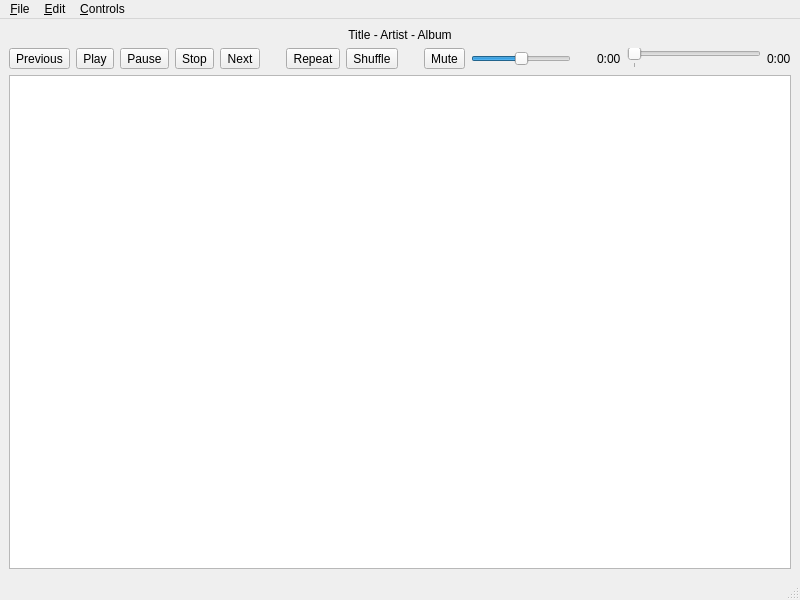
First picture: the form in Form/TMediaPlayer.ui, repository isuhao/TMediaPlayer, before the edit.
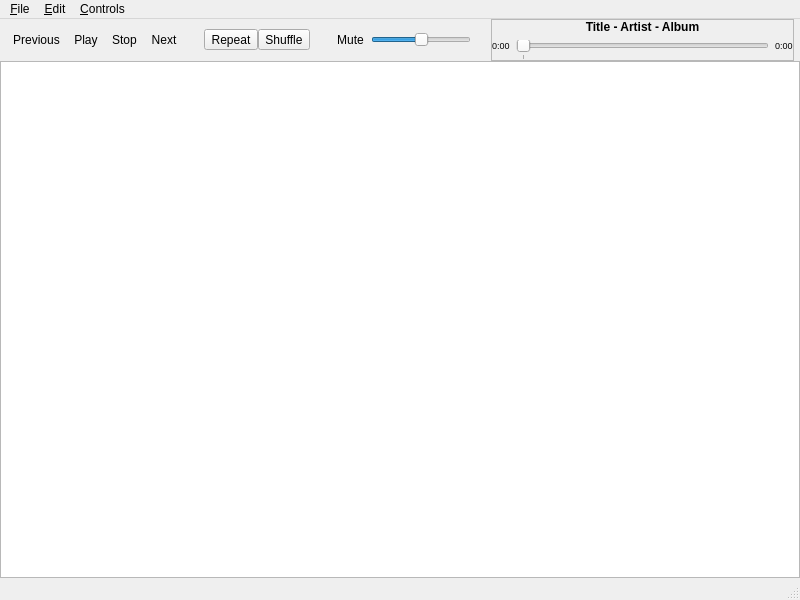
Second picture: the form after the edit. Icons and pictures are not drawn.

Diff of the .ui file:
```diff
--- a/Form/TMediaPlayer.ui
+++ b/Form/TMediaPlayer.ui
@@ -20,40 +20,41 @@
    <string>TMediaPlayer</string>
   </property>
   <widget class="QWidget" name="centralwidget">
-   <layout class="QGridLayout" name="gridLayout" rowstretch="0,0,1">
-    <item row="2" column="0">
-     <widget class="QSplitter" name="splitter">
-      <property name="orientation">
-       <enum>Qt::Horizontal</enum>
-      </property>
-      <property name="opaqueResize">
-       <bool>false</bool>
-      </property>
-      <property name="childrenCollapsible">
-       <bool>false</bool>
-      </property>
-      <widget class="QTreeView" name="treeView">
-       <property name="editTriggers">
-        <set>QAbstractItemView::NoEditTriggers</set>
-       </property>
-       <property name="uniformRowHeights">
-        <bool>true</bool>
-       </property>
-       <attribute name="headerVisible">
-        <bool>false</bool>
-       </attribute>
-      </widget>
-     </widget>
-    </item>
+   <layout class="QGridLayout" name="gridLayout" rowstretch="0,0,1,0">
+    <property name="margin">
+     <number>0</number>
+    </property>
+    <property name="spacing">
+     <number>0</number>
+    </property>
     <item row="1" column="0">
      <layout class="QHBoxLayout" name="horizontalLayout">
+      <property name="leftMargin">
+       <number>6</number>
+      </property>
+      <property name="rightMargin">
+       <number>6</number>
+      </property>
       <item>
        <widget class="QToolButton" name="btnPrevious">
         <property name="statusTip">
          <string>Lit le morceau précédent</string>
         </property>
         <property name="text">
-         <string>Previous</string>
+         <string notr="true">Previous</string>
+        </property>
+        <property name="icon">
+         <iconset resource="../TMediaPlayer.qrc">
+          <normaloff>:/icons/previous</normaloff>:/icons/previous</iconset>
+        </property>
+        <property name="iconSize">
+         <size>
+          <width>32</width>
+          <height>32</height>
+         </size>
+        </property>
+        <property name="autoRaise">
+         <bool>true</bool>
         </property>
        </widget>
       </item>
@@ -65,15 +66,18 @@
         <property name="text">
          <string>Play</string>
         </property>
-       </widget>
-      </item>
-      <item>
-       <widget class="QToolButton" name="btnPause">
-        <property name="statusTip">
-         <string>Met la lecture en pause</string>
+        <property name="icon">
+         <iconset resource="../TMediaPlayer.qrc">
+          <normaloff>:/icons/play</normaloff>:/icons/play</iconset>
         </property>
-        <property name="text">
-         <string>Pause</string>
+        <property name="iconSize">
+         <size>
+          <width>40</width>
+          <height>40</height>
+         </size>
+        </property>
+        <property name="autoRaise">
+         <bool>true</bool>
         </property>
        </widget>
       </item>
@@ -83,7 +87,20 @@
          <string>Arrête la lecture</string>
         </property>
         <property name="text">
-         <string>Stop</string>
+         <string notr="true">Stop</string>
+        </property>
+        <property name="icon">
+         <iconset resource="../TMediaPlayer.qrc">
+          <normaloff>:/icons/stop</normaloff>:/icons/stop</iconset>
+        </property>
+        <property name="iconSize">
+         <size>
+          <width>32</width>
+          <height>32</height>
+         </size>
+        </property>
+        <property name="autoRaise">
+         <bool>true</bool>
         </property>
        </widget>
       </item>
@@ -93,7 +110,20 @@
          <string>Lit le morceau suivant</string>
         </property>
         <property name="text">
-         <string>Next</string>
+         <string notr="true">Next</string>
+        </property>
+        <property name="icon">
+         <iconset resource="../TMediaPlayer.qrc">
+          <normaloff>:/icons/next</normaloff>:/icons/next</iconset>
+        </property>
+        <property name="iconSize">
+         <size>
+          <width>32</width>
+          <height>32</height>
+         </size>
+        </property>
+        <property name="autoRaise">
+         <bool>true</bool>
         </property>
        </widget>
       </item>
@@ -157,7 +187,11 @@
         <property name="text">
          <string>Mute</string>
         </property>
-        <property name="checkable">
+        <property name="icon">
+         <iconset resource="../TMediaPlayer.qrc">
+          <normaloff>:/icons/volume</normaloff>:/icons/volume</iconset>
+        </property>
+        <property name="autoRaise">
          <bool>true</bool>
         </property>
        </widget>
@@ -204,16 +238,33 @@
        </spacer>
       </item>
       <item>
-       <widget class="QLabel" name="lblPosition">
-        <property name="statusTip">
-         <string>Durée écoutée</string>
+       <widget class="QFrame" name="frame">
+        <property name="frameShape">
+         <enum>QFrame::StyledPanel</enum>
+        </property>
+        <property name="frameShadow">
+         <enum>QFrame::Raised</enum>
+        </property>
+        <layout class="QGridLayout" name="gridLayout_2">
+         <property name="margin">
+          <number>0</number>
+         </property>
+         <item row="1" column="2">
+          <widget class="QLabel" name="lblTime">
+           <property name="font">
+            <font>
+             <pointsize>7</pointsize>
+            </font>
         </property>
         <property name="text">
          <string notr="true">0:00</string>
         </property>
-       </widget>
-      </item>
-      <item>
+           <property name="alignment">
+            <set>Qt::AlignLeading|Qt::AlignLeft|Qt::AlignTop</set>
+           </property>
+          </widget>
+         </item>
+         <item row="1" column="1">
        <widget class="QSlider" name="sliderPosition">
         <property name="statusTip">
          <string>Position de lecture</string>
@@ -238,20 +289,30 @@
         </property>
        </widget>
       </item>
-      <item>
-       <widget class="QLabel" name="lblTime">
-        <property name="statusTip">
-         <string>Durée totale du morceau</string>
+         <item row="1" column="0">
+          <widget class="QLabel" name="lblPosition">
+           <property name="font">
+            <font>
+             <pointsize>7</pointsize>
+            </font>
         </property>
         <property name="text">
          <string notr="true">0:00</string>
         </property>
-       </widget>
-      </item>
-     </layout>
-    </item>
-    <item row="0" column="0">
+           <property name="alignment">
+            <set>Qt::AlignLeading|Qt::AlignLeft|Qt::AlignTop</set>
+           </property>
+          </widget>
+         </item>
+         <item row="0" column="1">
      <widget class="QLabel" name="label">
+           <property name="font">
+            <font>
+             <weight>75</weight>
+             <bold>true</bold>
+             <strikeout>false</strikeout>
+            </font>
+           </property>
       <property name="text">
        <string notr="true">Title - Artist - Album</string>
       </property>
@@ -262,6 +323,35 @@
     </item>
    </layout>
   </widget>
+      </item>
+     </layout>
+    </item>
+    <item row="2" column="0">
+     <widget class="QSplitter" name="splitter">
+      <property name="orientation">
+       <enum>Qt::Horizontal</enum>
+      </property>
+      <property name="opaqueResize">
+       <bool>false</bool>
+      </property>
+      <property name="childrenCollapsible">
+       <bool>false</bool>
+      </property>
+      <widget class="QTreeView" name="treeView">
+       <property name="editTriggers">
+        <set>QAbstractItemView::NoEditTriggers</set>
+       </property>
+       <property name="uniformRowHeights">
+        <bool>true</bool>
+       </property>
+       <attribute name="headerVisible">
+        <bool>false</bool>
+       </attribute>
+      </widget>
+     </widget>
+    </item>
+   </layout>
+  </widget>
   <widget class="QMenuBar" name="menubar">
    <property name="geometry">
     <rect>
```
Left out of the diff: 31 changed lines with no effect on the pictures. Lines whose indentation alone changed are shown as unchanged.
